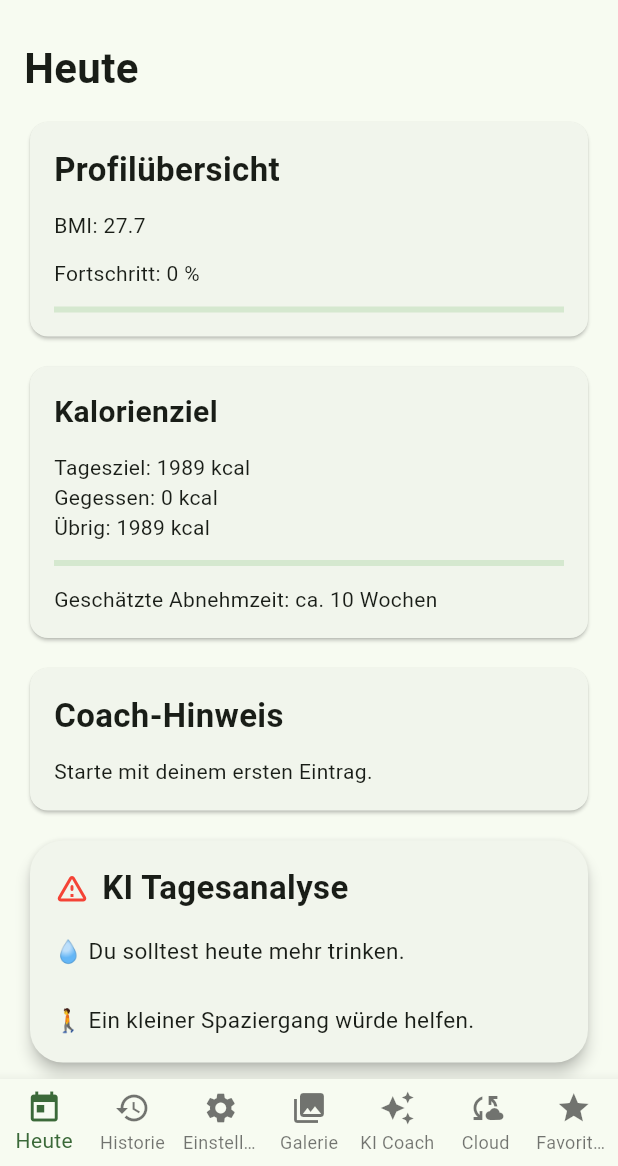
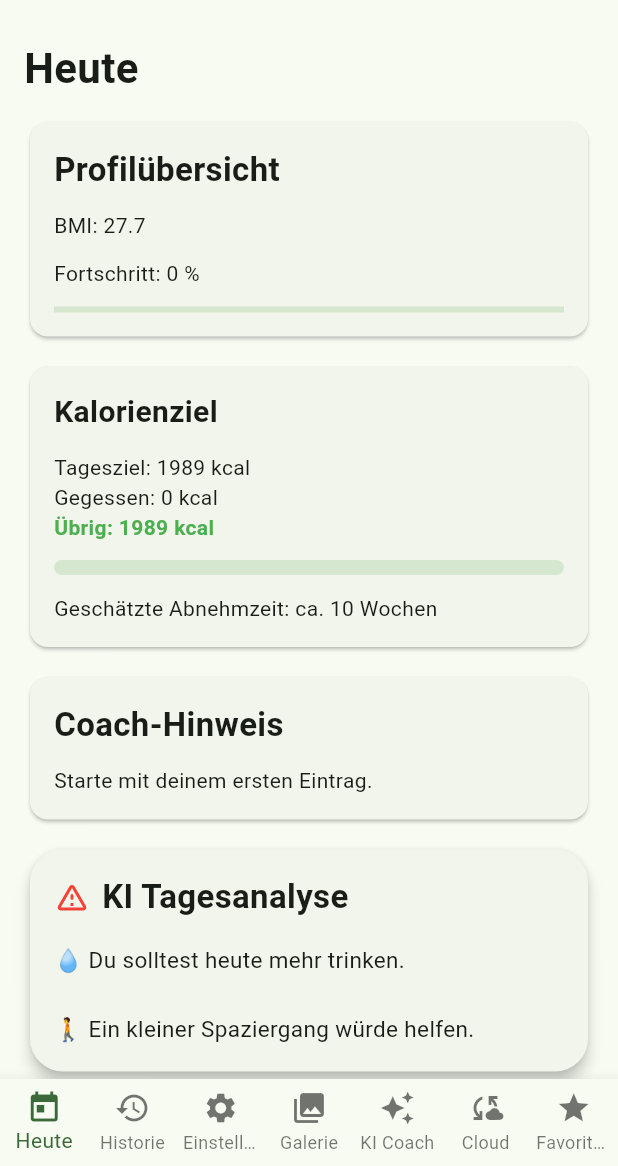
Before and after one commit to AveenAl-Hadad/mein_coach, a Flutter app: the screen it shows after launch, on a phone screen of 412 x 824 dp, the part 70-1236 px from its top. Run offline on Flutter 3.47's test engine with Material 3 defaults, Android fonts, the phone set to English and light mode, and no system bars; our stand-ins replace fl_chart, flutter_local_notifications, image_picker, pdf, printing, share_plus and 3 more.

Commit message:
style: Kalorienübersicht mit Farben verbessert

```diff
--- a/lib/widgets/kalorien_uebersicht_karte.dart
+++ b/lib/widgets/kalorien_uebersicht_karte.dart
@@ -73,14 +73,23 @@ class KalorienUebersichtKarte extends StatelessWidget {
 
             Text('Tagesziel: ${kalorienZiel.round()} kcal'),
             Text('Gegessen: $gegessen kcal'),
-            Text('Übrig: ${uebrig.round()} kcal'),
-
+            Text(
+              uebrig >= 0
+                  ? 'Übrig: ${uebrig.round()} kcal'
+                  : 'Zu viel gegessen: ${uebrig.abs().round()} kcal',
+              style: TextStyle(
+                color: uebrig >= 0 ? Colors.green : Colors.red,
+                fontWeight: FontWeight.bold,
+              ),
+            ),
             const SizedBox(height: 12),
 
             LinearProgressIndicator(
               value: kalorienZiel <= 0
                   ? 0
-                  : (gegessen / kalorienZiel).clamp(0, 1),
+                  : (gegessen / kalorienZiel).clamp(0.0, 1.0),
+              minHeight: 10,
+              borderRadius: BorderRadius.circular(20),
             ),
 
             const SizedBox(height: 12),
```
